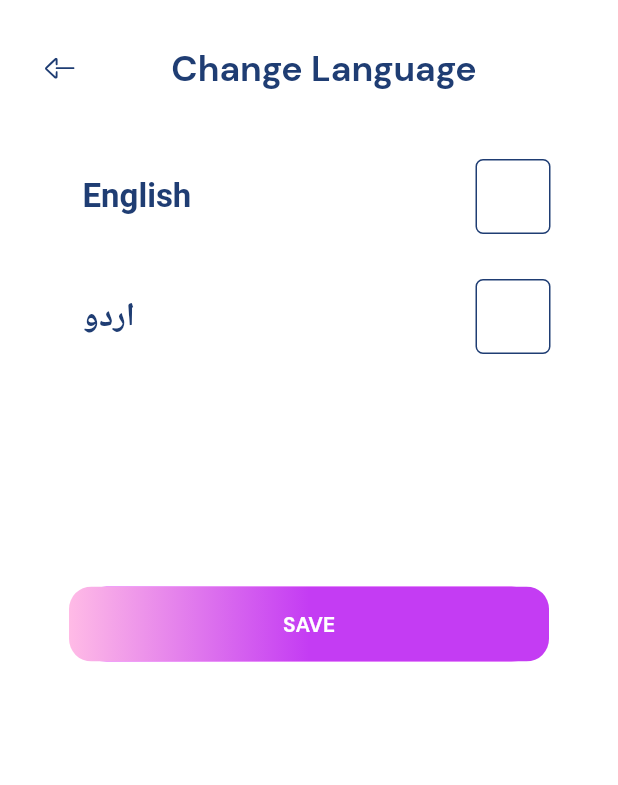
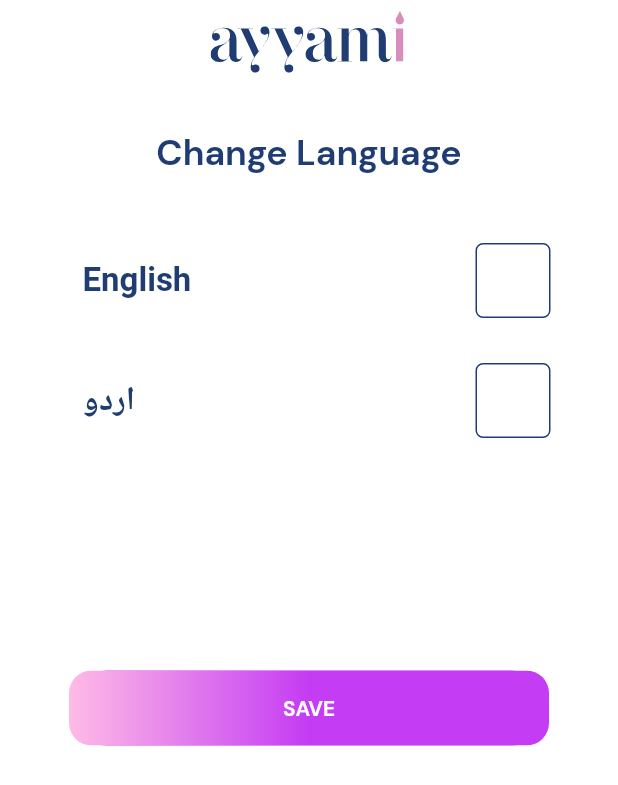
Before and after one commit to AnasReza/Ayyami_Application, a Flutter app: the screen it shows after launch, on a phone screen of 412 x 824 dp. Shown: the top 785 px of the screen. Run offline on Flutter 3.47's test engine with Material 2 defaults, Android fonts, the phone set to English and light mode, and no system bars; our stand-ins replace adhan, cloud_firestore, dropdown_button2, firebase_auth, firebase_core, firebase_database and 23 more; missing offline and left inert: flutter_background_service, flutter_background_service_android, hijri_picker, syncfusion_flutter_core, workmanager; accounts and stored records are empty; project files that could hold a hidden picture were left out.

```diff
--- a/lib/navigation/custom_bottom_nav.dart
+++ b/lib/navigation/custom_bottom_nav.dart
@@ -104,10 +104,10 @@ class CustomBottomNav extends StatelessWidget {
                     AppImages.homeBtn,
                     width: 42.w,
                     height: 34.h,
-                    color: darkMode ? AppDarkColors.headingColor : AppColors.headingColor,
+                    color: Colors.white,
                   ),
                   SizedBox(height: 9.h),
-                  Text('Home',style: TextStyle(color: darkMode ? AppDarkColors.headingColor : AppColors.headingColor), ),
+                  const Text('Home',style: TextStyle(color: Colors.white), ),
                 ],
               ),
             ),onTap: (){
--- a/lib/screens/settings/choose_language.dart
+++ b/lib/screens/settings/choose_language.dart
@@ -33,16 +33,16 @@ class ChooseLanguageState extends State<ChooseLanguage> {
       var lang = provider.getLanguage;
       var text = AppTranslate().textLanguage[lang];
       return Scaffold(
-        // appBar: AppBar(
-        //   elevation: 0,
-        //   backgroundColor: darkMode ? AppDarkColors.white : Colors.white,
-        //   title: SvgPicture.asset(
-        //     darkMode ? AppImages.logo_white : AppImages.logo,
-        //     width: 249.6.w,
-        //     height: 78.36.h,
-        //   ),
-        //   centerTitle: true,
-        // ),
+        appBar: AppBar(
+          elevation: 0,
+          backgroundColor: darkMode ? AppDarkColors.white : Colors.white,
+          title: SvgPicture.asset(
+            darkMode ? AppImages.logo_white : AppImages.logo,
+            width: 249.6.w,
+            height: 78.36.h,
+          ),
+          centerTitle: true,
+        ),
         body: Container(
           padding: EdgeInsets.only(left: 30,right: 30),
           decoration:
@@ -55,12 +55,6 @@ class ChooseLanguageState extends State<ChooseLanguage> {
                 width: double.infinity,
                 child: Row(
                   children: [
-                    GestureDetector(child:SvgPicture.asset(
-                      AppImages.backIcon,width: 20,height: 20,
-                      color: darkMode ? AppDarkColors.headingColor : AppColors.headingColor,
-                    ),onTap: (){
-                      Navigator.pop(context);
-                    },),
 
                     Expanded(
                       child: Align(
```
Also changed, not shown: lib/screens/supplications/supplications.dart (+57 -41 lines).
